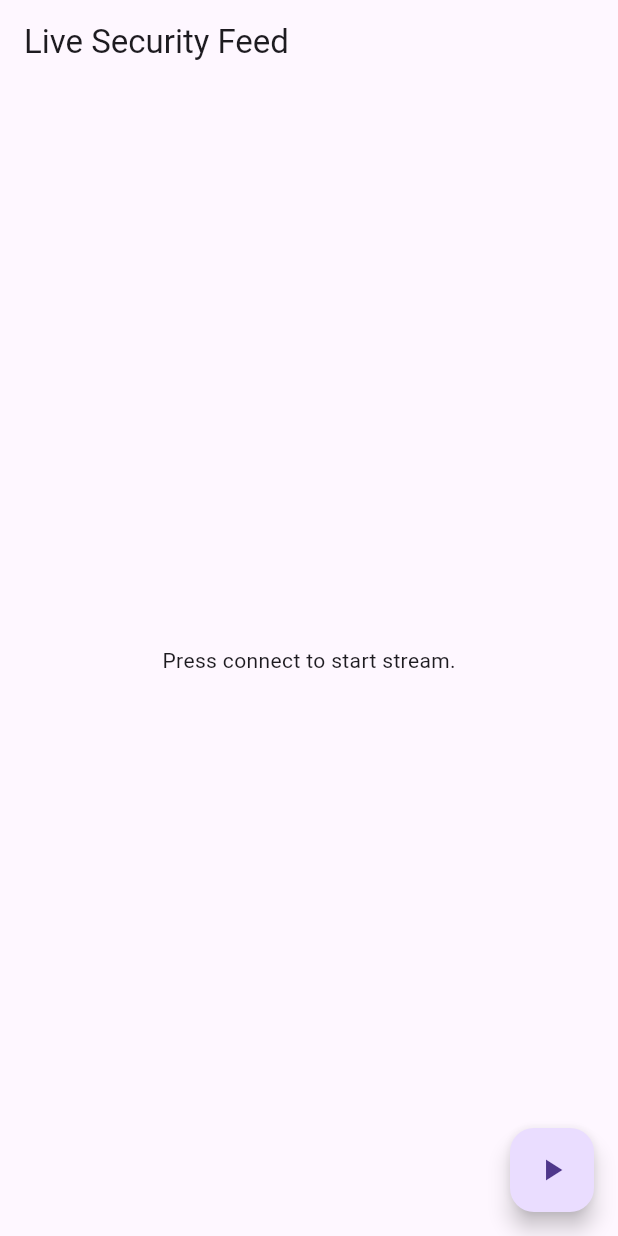
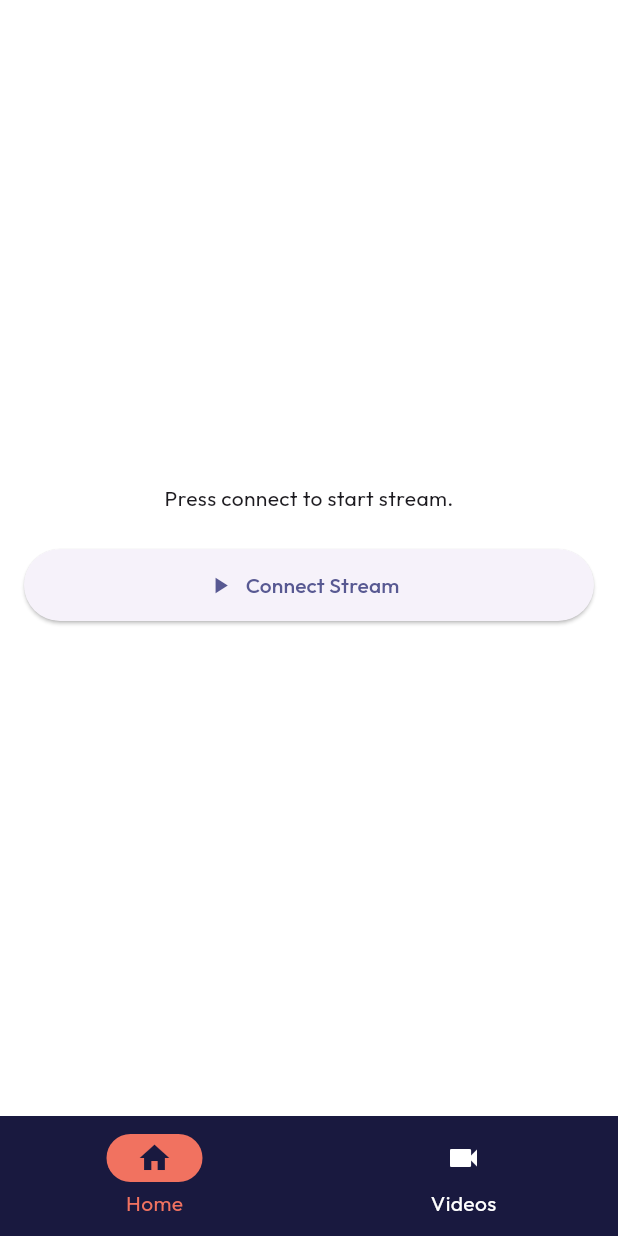
Before and after one commit to Reasondro/IoTeC, a Flutter app: the screen it shows after launch, on a phone screen of 412 x 824 dp. Run offline on Flutter 3.47's test engine with Material 3 defaults, Android fonts, the phone set to English and light mode, and no system bars; our stand-ins replace equatable, flutter_bloc, go_router, google_fonts.

Commit message:
add stateshell , routing, some styling

```diff
--- a/lib/app/app.dart
+++ b/lib/app/app.dart
@@ -1,11 +1,14 @@
 import 'package:flutter/material.dart';
 import 'package:flutter_bloc/flutter_bloc.dart';
+import 'package:go_router/go_router.dart';
+import 'package:iotec/app/themes/light_mode.dart';
 import 'package:iotec/features/video_stream/domain/repositories/video_stream_service.dart';
 import 'package:iotec/features/video_stream/presentation/cubit/video_stream_cubit.dart';
-import 'package:iotec/features/video_stream/presentation/screens/video_stream_screen.dart';
 
 class App extends StatelessWidget {
-  const App({super.key});
+  const App({super.key, required this.router});
+
+  final GoRouter router;
   @override
   Widget build(BuildContext context) {
     return MaterialApp(
@@ -18,7 +21,12 @@ class App extends StatelessWidget {
             create: (context) => VideoStreamCubit(VideoStreamService()),
           ),
         ],
-        child: VideoStreamView(),
+        child: MaterialApp.router(
+          debugShowCheckedModeBanner: false,
+          title: "IoTeC",
+          theme: iotecLightTheme,
+          routerConfig: router,
+        ),
       ),
     );
   }
--- /dev/null
+++ b/lib/app/layouts/destinations.dart
@@ -0,0 +1,13 @@
+import 'package:flutter/material.dart';
+
+class Destination {
+  const Destination({required this.label, required this.icon});
+
+  final String label;
+  final IconData icon;
+}
+
+const destinations = [
+  Destination(label: "Home", icon: Icons.home),
+  Destination(label: "Videos", icon: Icons.videocam),
+];
--- /dev/null
+++ b/lib/app/layouts/layout_with_scaffold.dart
@@ -0,0 +1,34 @@
+import 'package:flutter/material.dart';
+import 'package:go_router/go_router.dart';
+import 'package:iotec/app/layouts/destinations.dart';
+
+class LayoutScaffoldWithNav extends StatelessWidget {
+  const LayoutScaffoldWithNav({super.key, required this.navigationShell});
+
+  final StatefulNavigationShell navigationShell;
+  @override
+  Widget build(BuildContext context) {
+    return Scaffold(
+      // appBar: AppBar(title: Text("LayoutScaffold")),
+      // resizeToAvoidBottomInset: false,
+      body:
+      //  SafeArea(child:
+      SafeArea(child: navigationShell),
+      // )
+      bottomNavigationBar: NavigationBar(
+        destinations:
+            destinations
+                .map(
+                  (d) => NavigationDestination(
+                    icon: Icon(d.icon),
+                    label: d.label,
+                    selectedIcon: Icon(d.icon),
+                  ),
+                )
+                .toList(),
+        selectedIndex: navigationShell.currentIndex,
+        onDestinationSelected: navigationShell.goBranch,
+      ),
+    );
+  }
+}
--- /dev/null
+++ b/lib/app/routing/routes.dart
@@ -0,0 +1,6 @@
+class Routes {
+  Routes._();
+  // ? home screen
+  static const String home = "/home";
+  static const String videos = "/videos";
+}
--- /dev/null
+++ b/lib/features/video_stream/presentation/screens/home_screen.dart
@@ -0,0 +1,288 @@
+import 'package:flutter/material.dart';
+import 'package:flutter_bloc/flutter_bloc.dart';
+import 'package:iotec/features/video_stream/presentation/cubit/video_stream_cubit.dart';
+
+// class HomeScreen extends StatelessWidget {
+//   const HomeScreen({super.key});
+
+//   @override
+//   Widget build(BuildContext context) {
+//     return Scaffold(
+//       appBar: AppBar(title: const Text('Live Security Feed')),
+//       body: Padding(
+//         padding: const EdgeInsets.all(8.0),
+//         child: Center(
+//           child: BlocConsumer<VideoStreamCubit, VideoStreamState>(
+//             listener: (context, state) {
+//               if (state is VideoStreamError) {
+//                 ScaffoldMessenger.of(context)
+//                   ..hideCurrentSnackBar()
+//                   ..showSnackBar(
+//                     SnackBar(content: Text('Error: ${state.error}')),
+//                   );
+//               } else if (state is VideoStreamDisconnected) {
+//                 ScaffoldMessenger.of(context)
+//                   ..hideCurrentSnackBar()
+//                   ..showSnackBar(
+//                     SnackBar(content: Text(state.message ?? 'Disconnected')),
+//                   );
+//               }
+//             },
+//             builder: (context, state) {
+//               if (state is VideoStreamInitial) {
+//                 return const Text('Press connect to start stream.');
+//               } else if (state is VideoStreamConnecting) {
+//                 return const Column(
+//                   mainAxisAlignment: MainAxisAlignment.center,
+//                   children: [
+//                     CircularProgressIndicator(),
+//                     SizedBox(height: 16),
+//                     Text('Connecting...'),
+//                   ],
+//                 );
+//               } else if (state is VideoStreamStreaming) {
+//                 return Column(
+//                   mainAxisAlignment: MainAxisAlignment.center,
+//                   children: [
+//                     Container(
+//                       width: double.infinity,
+//                       height: 150,
+//                       color: Colors.grey[300],
+//                       child: Image.memory(
+//                         state.frameData,
+//                         gaplessPlayback: true,
+//                         fit: BoxFit.contain,
+//                         // width: double.infinity, //? explicit
+//                         // height: 100, // ? explicit
+//                         errorBuilder: (context, error, stacktrace) {
+//                           print("Image.memory FAILED to render: $error");
+//                           return const Center(
+//                             child: Text(
+//                               'Error',
+//                               style: TextStyle(color: Colors.red),
+//                             ),
+//                           );
+//                         },
+//                       ),
+//                     ),
+//                     const SizedBox(height: 16),
+//                     const Text(
+//                       "Streaming Live...",
+//                       style: TextStyle(
+//                         color: Colors.green,
+//                         fontWeight: FontWeight.bold,
+//                       ),
+//                     ),
+//                   ],
+//                 );
+//               } else if (state is VideoStreamDisconnected) {
+//                 return Column(
+//                   mainAxisAlignment: MainAxisAlignment.center,
+//                   children: [
+//                     const Icon(
+//                       Icons.error_outline,
+//                       color: Colors.orange,
+//                       size: 48,
+//                     ),
+//                     const SizedBox(height: 16),
+//                     Text(state.message ?? 'Stream disconnected.'),
+//                     const SizedBox(height: 16),
+//                     ElevatedButton(
+//                       onPressed:
+//                           () => context.read<VideoStreamCubit>().connect(),
+//                       child: const Text('Reconnect'),
+//                     ),
+//                   ],
+//                 );
+//               } else if (state is VideoStreamError) {
+//                 return Column(
+//                   mainAxisAlignment: MainAxisAlignment.center,
+//                   children: [
+//                     const Icon(Icons.error, color: Colors.red, size: 48),
+//                     const SizedBox(height: 16),
+//                     Text('Error: ${state.error}'),
+//                     const SizedBox(height: 16),
+//                     ElevatedButton(
+//                       onPressed:
+//                           () => context.read<VideoStreamCubit>().connect(),
+//                       child: const Text('Retry Connection'),
+//                     ),
+//                   ],
+//                 );
+//               }
+//               return const SizedBox.shrink(); // ? should not happen lol
+//             },
+//           ),
+//         ),
+//       ),
+//       floatingActionButton: BlocBuilder<VideoStreamCubit, VideoStreamState>(
+//         builder: (context, state) {
+//           if (state is VideoStreamStreaming || state is VideoStreamConnecting) {
+//             return FloatingActionButton(
+//               onPressed: () => context.read<VideoStreamCubit>().disconnect(),
+//               tooltip: 'Disconnect Stream',
+//               backgroundColor: Colors.red,
+//               child: const Icon(Icons.stop),
+//             );
+//           } else {
+//             return FloatingActionButton(
+//               onPressed: () => context.read<VideoStreamCubit>().connect(),
+//               tooltip: 'Connect Stream',
+//               child: const Icon(Icons.play_arrow),
+//             );
+//           }
+//         },
+//       ),
+//     );
+//   }
+// }
+
+class HomeScreen extends StatelessWidget {
+  const HomeScreen({super.key});
+
+  @override
+  Widget build(BuildContext context) {
+    return Column(
+      mainAxisAlignment: MainAxisAlignment.center,
+      children: [
+        // Expanded(
+        //   child:
+        Padding(
+          padding: const EdgeInsets.all(8.0),
+          child: Center(
+            child: BlocConsumer<VideoStreamCubit, VideoStreamState>(
+              listener: (context, state) {
+                if (state is VideoStreamError) {
+                  ScaffoldMessenger.of(context)
+                    ..hideCurrentSnackBar()
+                    ..showSnackBar(
+                      SnackBar(content: Text('Error: ${state.error}')),
+                    );
+                } else if (state is VideoStreamDisconnected) {
+                  ScaffoldMessenger.of(context)
+                    ..hideCurrentSnackBar()
+                    ..showSnackBar(
+                      SnackBar(content: Text(state.message ?? 'Disconnected')),
+                    );
+                }
+              },
+              builder: (context, state) {
+                if (state is VideoStreamInitial) {
+                  return const Text('Press connect to start stream.');
+                } else if (state is VideoStreamConnecting) {
+                  return const Column(
+                    mainAxisAlignment: MainAxisAlignment.center,
+                    children: [
+                      CircularProgressIndicator(),
+                      SizedBox(height: 16),
+                      Text('Connecting...'),
+                    ],
+                  );
+                } else if (state is VideoStreamStreaming) {
+                  return Column(
+                    mainAxisAlignment: MainAxisAlignment.center,
+                    children: [
+                      Container(
+                        width: double.infinity,
+                        height: 150,
+                        color: Colors.grey[300],
+                        child: Image.memory(
+                          state.frameData,
+                          gaplessPlayback: true,
+                          fit: BoxFit.contain,
+                          errorBuilder: (context, error, stacktrace) {
+                            print("Image.memory FAILED to render: $error");
+                            return const Center(
+                              child: Text(
+                                'Error',
+                                style: TextStyle(color: Colors.red),
+                              ),
+                            );
+                          },
+                        ),
+                      ),
+                      const SizedBox(height: 16),
+                      const Text(
+                        "Streaming Live...",
+                        style: TextStyle(
+                          color: Colors.green,
+                          fontWeight: FontWeight.bold,
+                        ),
+                      ),
+                    ],
+                  );
+                } else if (state is VideoStreamDisconnected) {
+                  return Column(
+                    mainAxisAlignment: MainAxisAlignment.center,
+                    children: [
+                      const Icon(
+                        Icons.error_outline,
+                        color: Colors.orange,
+                        size: 48,
+                      ),
+                      const SizedBox(height: 16),
+                      Text(state.message ?? 'Stream disconnected.'),
+                      const SizedBox(height: 16),
+                      ElevatedButton(
+                        onPressed:
+                            () => context.read<VideoStreamCubit>().connect(),
+                        child: const Text('Reconnect'),
+                      ),
+                    ],
+                  );
+                } else if (state is VideoStreamError) {
+                  return Column(
+                    mainAxisAlignment: MainAxisAlignment.center,
+                    children: [
+                      const Icon(Icons.error, color: Colors.red, size: 48),
+                      const SizedBox(height: 16),
+                      Text('Error: ${state.error}'),
+                      const SizedBox(height: 16),
+                      ElevatedButton(
+                        onPressed:
+                            () => context.read<VideoStreamCubit>().connect(),
+                        child: const Text('Retry Connection'),
+                      ),
+                    ],
+                  );
+                }
+                return const SizedBox.shrink();
+              },
+            ),
+          ),
+        ),
+        // ),
+        Padding(
+          padding: const EdgeInsets.all(16.0),
+          child: BlocBuilder<VideoStreamCubit, VideoStreamState>(
+            builder: (context, state) {
+              if (state is VideoStreamStreaming ||
+                  state is VideoStreamConnecting) {
+                return ElevatedButton.icon(
+                  onPressed:
+                      () => context.read<VideoStreamCubit>().disconnect(),
+                  icon: const Icon(Icons.stop),
+                  label: const Text('Disconnect Stream'),
+                  style: ElevatedButton.styleFrom(
+                    backgroundColor: Colors.red,
+                    foregroundColor: Colors.white,
+                    minimumSize: const Size(double.infinity, 48),
+                  ),
+                );
+              } else {
+                return ElevatedButton.icon(
+                  onPressed: () => context.read<VideoStreamCubit>().connect(),
+                  icon: const Icon(Icons.play_arrow),
+                  label: const Text('Connect Stream'),
+                  style: ElevatedButton.styleFrom(
+                    minimumSize: const Size(double.infinity, 48),
+                  ),
+                );
+              }
+            },
+          ),
+        ),
+      ],
+    );
+  }
+}
--- a/lib/features/video_stream/presentation/screens/video_stream_screen.dart
+++ /dev/null
@@ -1,170 +0,0 @@
-import 'package:flutter/material.dart';
-import 'package:flutter_bloc/flutter_bloc.dart';
-// import 'package:iotec/features/video_stream/domain/repositories/video_stream_service.dart';
-import 'package:iotec/features/video_stream/presentation/cubit/video_stream_cubit.dart';
-
-// class VideoStreamPage extends StatelessWidget {
-//   const VideoStreamPage({super.key});
-
-//   @override
-//   Widget build(BuildContext context) {
-//     return BlocProvider(
-//       create:
-//           (context) =>
-//               VideoStreamCubit(VideoStreamService()), // Provide the service
-//       child: const VideoStreamView(),
-//     );
-//   }
-// }
-
-class VideoStreamView extends StatelessWidget {
-  const VideoStreamView({super.key});
-
-  @override
-  Widget build(BuildContext context) {
-    return Scaffold(
-      appBar: AppBar(title: const Text('Live Security Feed')),
-      body: Padding(
-        padding: const EdgeInsets.all(8.0),
-        child: Center(
-          child: BlocConsumer<VideoStreamCubit, VideoStreamState>(
-            listener: (context, state) {
-              if (state is VideoStreamError) {
-                ScaffoldMessenger.of(context)
-                  ..hideCurrentSnackBar()
-                  ..showSnackBar(
-                    SnackBar(content: Text('Error: ${state.error}')),
-                  );
-              } else if (state is VideoStreamDisconnected) {
-                ScaffoldMessenger.of(context)
-                  ..hideCurrentSnackBar()
-                  ..showSnackBar(
-                    SnackBar(content: Text(state.message ?? 'Disconnected')),
-                  );
-              }
-            },
-            builder: (context, state) {
-              if (state is VideoStreamInitial) {
-                return const Text('Press connect to start stream.');
-              } else if (state is VideoStreamConnecting) {
-                return const Column(
-                  mainAxisAlignment: MainAxisAlignment.center,
-                  children: [
-                    CircularProgressIndicator(),
-                    SizedBox(height: 16),
-                    Text('Connecting...'),
-                  ],
-                );
-              } else if (state is VideoStreamStreaming) {
-                return Column(
-                  mainAxisAlignment: MainAxisAlignment.center,
-                  children: [
-                    // Expanded(
-                    //   child: Padding(
-                    //     padding: const EdgeInsets.all(8.0),
-                    //     child: Image.memory(
-                    //       state.frameData,
-                    //       gaplessPlayback: true, // For smoother frame transitions
-                    //       fit: BoxFit.contain,
-                    //       errorBuilder: (context, error, stacktrace) {
-                    //         // This can happen if frameData is corrupted
-                    //         print("Image.memory error: $error");
-                    //         return const Center(
-                    //           child: Text('Error displaying frame'),
-                    //         );
-                    //       },
-                    //     ),
-                    //   ),
-                    // ),
-                    Container(
-                      width: double.infinity,
-                      height: 150,
-                      color: Colors.grey[300],
-                      child: Image.memory(
-                        state.frameData,
-                        gaplessPlayback: true,
-                        fit: BoxFit.contain,
-                        // width: double.infinity, //? explicit
-                        // height: 100, // ? explicit
-                        errorBuilder: (context, error, stacktrace) {
-                          print("Image.memory FAILED to render: $error");
-                          return const Center(
-                            child: Text(
-                              'Error',
-                              style: TextStyle(color: Colors.red),
-                            ),
-                          );
-                        },
-                      ),
-                    ),
-                    const SizedBox(height: 16),
-                    const Text(
-                      "Streaming Live...",
-                      style: TextStyle(
-                        color: Colors.green,
-                        fontWeight: FontWeight.bold,
-                      ),
-                    ),
-                  ],
-                );
-              } else if (state is VideoStreamDisconnected) {
-                return Column(
-                  mainAxisAlignment: MainAxisAlignment.center,
-                  children: [
-                    const Icon(
-                      Icons.error_outline,
-                      color: Colors.orange,
-                      size: 48,
-                    ),
-                    const SizedBox(height: 16),
-                    Text(state.message ?? 'Stream disconnected.'),
-                    const SizedBox(height: 16),
-                    ElevatedButton(
-                      onPressed:
-                          () => context.read<VideoStreamCubit>().connect(),
-                      child: const Text('Reconnect'),
-                    ),
-                  ],
-                );
-              } else if (state is VideoStreamError) {
-                return Column(
-                  mainAxisAlignment: MainAxisAlignment.center,
-                  children: [
-                    const Icon(Icons.error, color: Colors.red, size: 48),
-                    const SizedBox(height: 16),
-                    Text('Error: ${state.error}'),
-                    const SizedBox(height: 16),
-                    ElevatedButton(
-                      onPressed:
-                          () => context.read<VideoStreamCubit>().connect(),
-                      child: const Text('Retry Connection'),
-                    ),
-                  ],
-                );
-              }
-              return const SizedBox.shrink(); // ? should not happen lol
-            },
-          ),
-        ),
-      ),
-      floatingActionButton: BlocBuilder<VideoStreamCubit, VideoStreamState>(
-        builder: (context, state) {
-          if (state is VideoStreamStreaming || state is VideoStreamConnecting) {
-            return FloatingActionButton(
-              onPressed: () => context.read<VideoStreamCubit>().disconnect(),
-              tooltip: 'Disconnect Stream',
-              backgroundColor: Colors.red,
-              child: const Icon(Icons.stop),
-            );
-          } else {
-            return FloatingActionButton(
-              onPressed: () => context.read<VideoStreamCubit>().connect(),
-              tooltip: 'Connect Stream',
-              child: const Icon(Icons.play_arrow),
-            );
-          }
-        },
-      ),
-    );
-  }
-}
--- a/lib/main.dart
+++ b/lib/main.dart
@@ -1,6 +1,10 @@
 import 'package:flutter/material.dart';
+import 'package:go_router/go_router.dart';
 import 'package:iotec/app/app.dart';
+import 'package:iotec/app/routing/routing_service.dart';
 
 void main() {
-  runApp(const App());
+  GoRouter router = RoutingService().router;
+
+  runApp(App(router: router));
 }
--- a/pubspec.yaml
+++ b/pubspec.yaml
@@ -40,6 +40,7 @@ dependencies:
   flutter_dotenv: ^5.2.1
   flutter_bloc: ^9.1.1
   equatable: ^2.0.7
+  go_router: ^15.1.2
 
 dev_dependencies:
   flutter_test:
```
Also changed, not shown: lib/app/routing/routing_service.dart (added, +68 -0 lines), lib/features/user_videos/presentation/screens/user_videos_screen.dart (added, +10 -0 lines), pubspec.lock.
